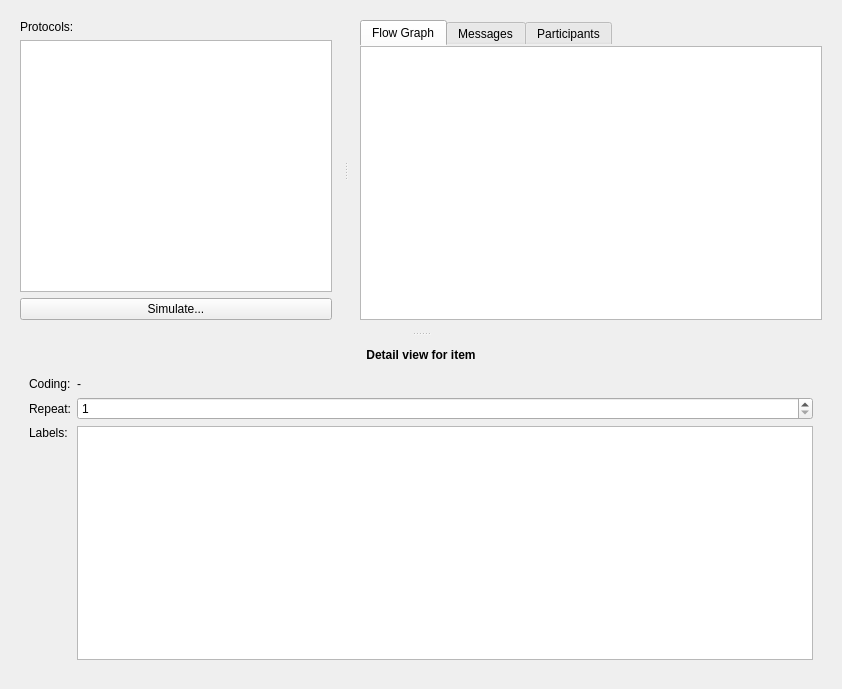
Old version of the form data/ui/simulator.ui in the repository jopohl/urh.
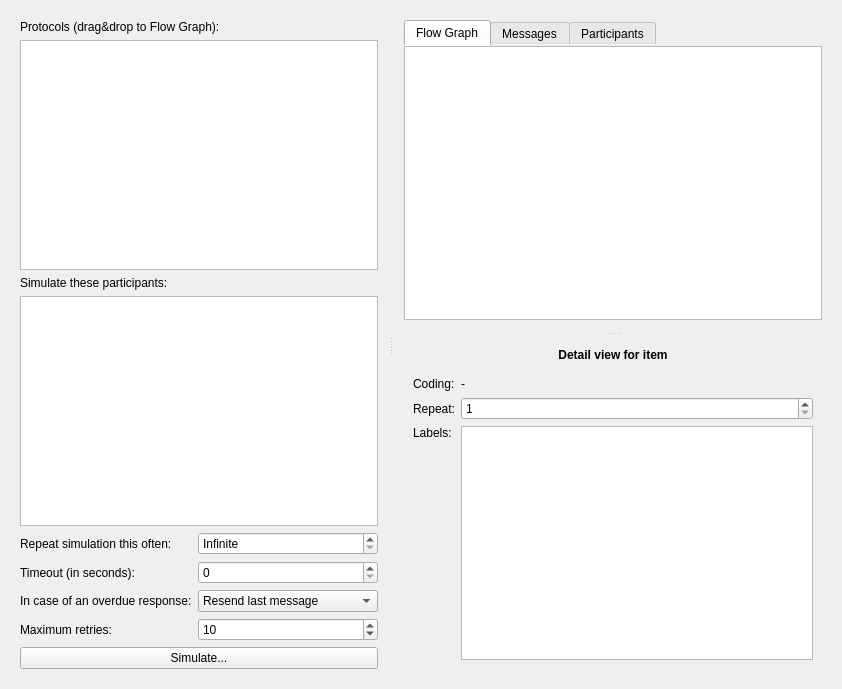
New version of the form. Icons and pictures are not drawn. Custom widgets are drawn as their Qt base class.

Commit message: improve simulator tab layout

What changed in the file:
```diff
--- a/data/ui/simulator.ui
+++ b/data/ui/simulator.ui
@@ -48,24 +48,7 @@
       </property>
       <layout class="QVBoxLayout" name="verticalLayout_5">
        <item>
-        <widget class="QSplitter" name="splitter_2">
-         <property name="styleSheet">
-          <string notr="true">QSplitter::handle:vertical {
-margin: 4px 0px;
-    background-color: qlineargradient(x1:0, y1:0, x2:1, y2:0, 
-stop:0 rgba(255, 255, 255, 0), 
-stop:0.5 rgba(100, 100, 100, 100), 
-stop:1 rgba(255, 255, 255, 0));
-image: url(:/icons/icons/splitter_handle_horizontal.svg);
-}</string>
-         </property>
-         <property name="orientation">
-          <enum>Qt::Vertical</enum>
-         </property>
-         <property name="handleWidth">
-          <number>6</number>
-         </property>
-         <widget class="QSplitter" name="splitter">
+        <widget class="QSplitter" name="splitterLeftRight">
           <property name="styleSheet">
            <string notr="true">QSplitter::handle:horizontal {
 margin: 4px 0px;
@@ -79,9 +62,6 @@
           <property name="orientation">
            <enum>Qt::Horizontal</enum>
           </property>
-          <property name="handleWidth">
-           <number>6</number>
-          </property>
           <widget class="QWidget" name="layoutWidget">
            <layout class="QVBoxLayout" name="verticalLayout_3">
             <property name="leftMargin">
@@ -99,13 +79,117 @@
             <item>
              <widget class="QLabel" name="label">
               <property name="text">
-               <string>Protocols:</string>
+              <string>Protocols (drag&amp;drop to Flow Graph):</string>
               </property>
              </widget>
             </item>
             <item>
              <widget class="GeneratorTreeView" name="treeProtocols"/>
             </item>
+           <item>
+            <widget class="QLabel" name="label_6">
+             <property name="text">
+              <string>Simulate these participants:</string>
+             </property>
+            </widget>
+           </item>
+           <item>
+            <widget class="QListView" name="listViewSimulate">
+             <property name="alternatingRowColors">
+              <bool>true</bool>
+             </property>
+            </widget>
+           </item>
+           <item>
+            <layout class="QGridLayout" name="gridLayout">
+             <item row="0" column="0">
+              <widget class="QLabel" name="label_4">
+               <property name="text">
+                <string>Repeat simulation this often:</string>
+               </property>
+              </widget>
+             </item>
+             <item row="0" column="1">
+              <widget class="QSpinBox" name="spinBoxNRepeat">
+               <property name="sizePolicy">
+                <sizepolicy hsizetype="Expanding" vsizetype="Fixed">
+                 <horstretch>0</horstretch>
+                 <verstretch>0</verstretch>
+                </sizepolicy>
+               </property>
+               <property name="specialValueText">
+                <string>Infinite</string>
+               </property>
+              </widget>
+             </item>
+             <item row="1" column="0">
+              <widget class="QLabel" name="label_3">
+               <property name="text">
+                <string>Timeout (in seconds):</string>
+               </property>
+              </widget>
+             </item>
+             <item row="1" column="1">
+              <widget class="QSpinBox" name="spinBoxTimeout">
+               <property name="sizePolicy">
+                <sizepolicy hsizetype="Expanding" vsizetype="Fixed">
+                 <horstretch>0</horstretch>
+                 <verstretch>0</verstretch>
+                </sizepolicy>
+               </property>
+              </widget>
+             </item>
+             <item row="2" column="0">
+              <widget class="QLabel" name="label_7">
+               <property name="text">
+                <string>In case of an overdue response:</string>
+               </property>
+              </widget>
+             </item>
+             <item row="2" column="1">
+              <widget class="QComboBox" name="comboBoxError">
+               <property name="sizePolicy">
+                <sizepolicy hsizetype="Expanding" vsizetype="Fixed">
+                 <horstretch>0</horstretch>
+                 <verstretch>0</verstretch>
+                </sizepolicy>
+               </property>
+               <item>
+                <property name="text">
+                 <string>Resend last message</string>
+                </property>
+               </item>
+               <item>
+                <property name="text">
+                 <string>Stop simulation</string>
+                </property>
+               </item>
+               <item>
+                <property name="text">
+                 <string>Restart simulation</string>
+                </property>
+               </item>
+              </widget>
+             </item>
+             <item row="3" column="0">
+              <widget class="QLabel" name="label_8">
+               <property name="text">
+                <string>Maximum retries:</string>
+               </property>
+              </widget>
+             </item>
+             <item row="3" column="1">
+              <widget class="QSpinBox" name="spinBoxRetries">
+               <property name="minimum">
+                <number>1</number>
+               </property>
+               <property name="value">
+                <number>10</number>
+               </property>
+              </widget>
+             </item>
+            </layout>
+           </item>
             <item>
              <widget class="QPushButton" name="btnStartSim">
               <property name="text">
@@ -115,6 +199,23 @@
             </item>
            </layout>
           </widget>
+         <widget class="QSplitter" name="splitter">
+          <property name="styleSheet">
+           <string notr="true">QSplitter::handle:vertical {
+margin: 4px 0px;
+    background-color: qlineargradient(x1:0, y1:0, x2:1, y2:0, 
+stop:0 rgba(255, 255, 255, 0), 
+stop:0.5 rgba(100, 100, 100, 100), 
+stop:1 rgba(255, 255, 255, 0));
+image: url(:/icons/icons/splitter_handle_horizontal.svg);
+}</string>
+          </property>
+          <property name="orientation">
+           <enum>Qt::Vertical</enum>
+          </property>
+          <property name="handleWidth">
+           <number>6</number>
+          </property>
           <widget class="QWidget" name="layoutWidget_2">
            <layout class="QVBoxLayout" name="verticalLayout_2">
             <property name="leftMargin">
@@ -387,7 +488,6 @@
             </item>
            </layout>
           </widget>
-         </widget>
          <widget class="QWidget" name="layoutWidget_3">
           <layout class="QVBoxLayout" name="verticalLayout_4">
            <property name="leftMargin">
@@ -625,6 +725,7 @@
             </widget>
            </item>
           </layout>
+          </widget>
          </widget>
         </widget>
        </item>
```
Lines whose indentation alone changed are shown as unchanged. The commit also changes 6 other files.
